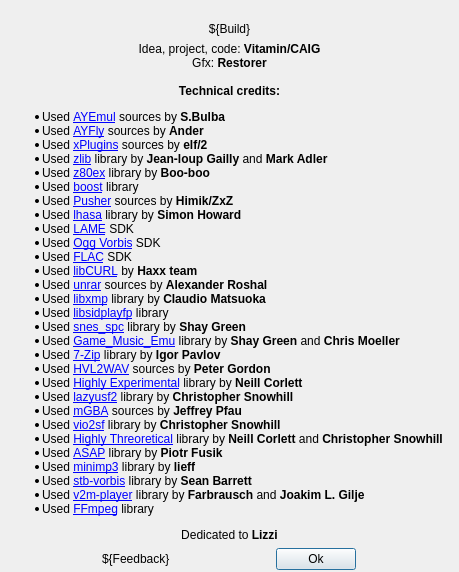
Before: the Qt Designer form apps/zxtune-qt/ui/informational/aboutdialog.ui in vitamin-caig/zxtune, drawn with Qt 5.
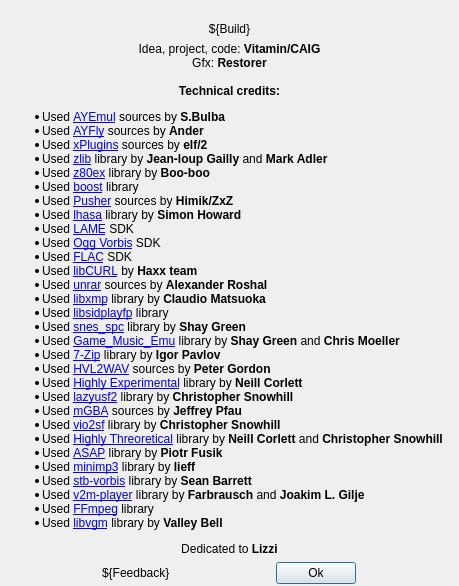
After: the same form once the commit is applied. Icons and pictures are not drawn.

Commit message: zxtune-qt: update credits for libvgm.

The edit to the form file:
```diff
--- a/apps/zxtune-qt/ui/informational/aboutdialog.ui
+++ b/apps/zxtune-qt/ui/informational/aboutdialog.ui
@@ -100,6 +100,7 @@
 &lt;li&gt;Used &lt;a href=&quot;https://github.com/nothings/stb&quot;&gt;stb-vorbis&lt;/a&gt; library by &lt;b&gt;Sean Barrett&lt;/b&gt;&lt;/li&gt;
 &lt;li&gt;Used &lt;a href=&quot;https://github.com/jgilje/v2m-player&quot;&gt;v2m-player&lt;/a&gt; library by &lt;b&gt;Farbrausch&lt;/b&gt; and &lt;b&gt;Joakim L. Gilje&lt;/b&gt;&lt;/li&gt;
 &lt;li&gt;Used &lt;a href=&quot;https://ffmpeg.org/&quot;&gt;FFmpeg&lt;/a&gt; library&lt;/li&gt;
+&lt;li&gt;Used &lt;a href=&quot;https://github.com/ValleyBell/libvgm&quot;&gt;libvgm&lt;/a&gt; library by &lt;b&gt;Valley Bell&lt;/b&gt;&lt;/li&gt;
 &lt;/ul&gt;
 
 &lt;center&gt;Dedicated to &lt;b&gt;Lizzi&lt;/b&gt;&lt;/center&gt;
```
The commit also changes 2 other files.
